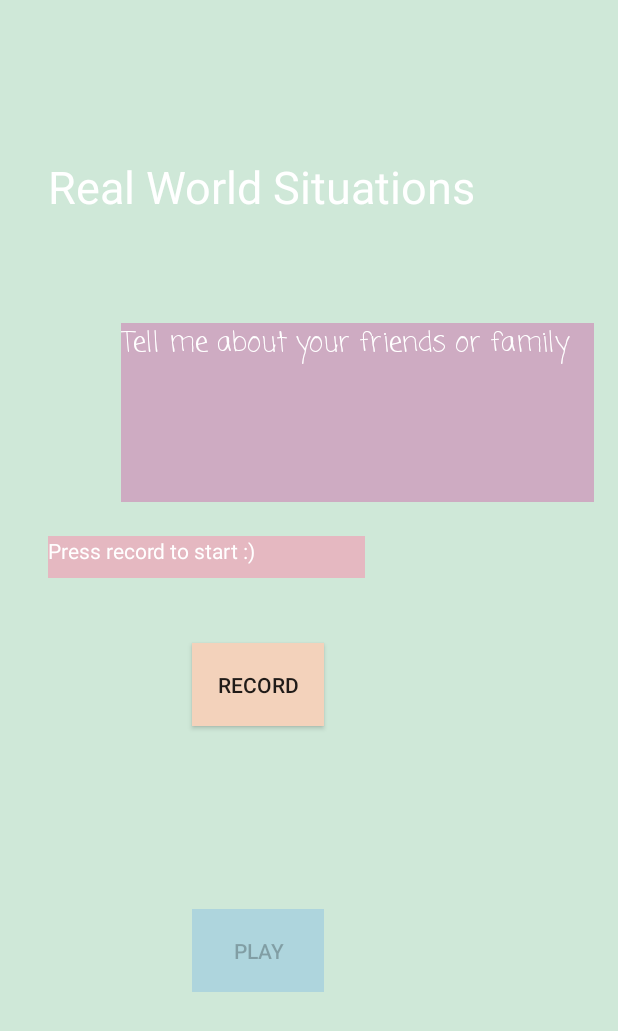
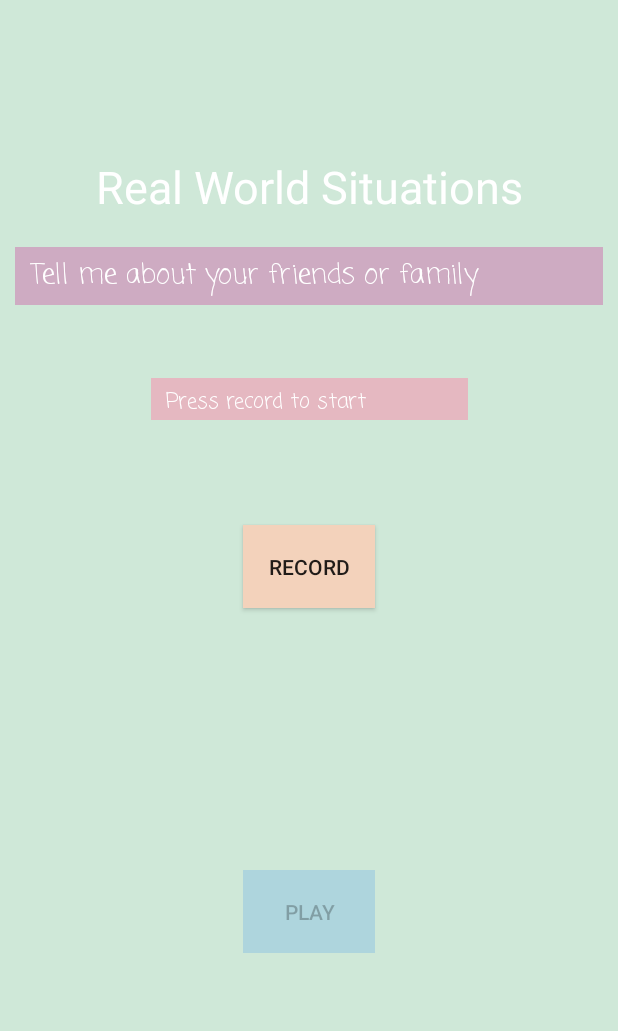
Before and after one commit to amrita-arun/TechnovationApp2020-21, an Android app: the RealWorld screen opened directly, with no data from a screen before it, on a phone screen of 412 x 824 dp. Shown: the top 1031 px of the screen. Run offline under Robolectric (Android 15) with nearby library versions, the phone set to English and light mode, and no system bars; Roboto replaces fonts that are not available here.

Commit message:
edited RealWorld UI to make it more consistent

```diff
--- a/app/src/main/res/layout/activity_real_world.xml
+++ b/app/src/main/res/layout/activity_real_world.xml
@@ -14,20 +14,19 @@
         android:id="@+id/record"
         android:layout_width="88dp"
         android:layout_height="55dp"
-        android:layout_marginStart="128dp"
         android:layout_marginTop="15dp"
         android:layout_marginBottom="15dp"
         android:background="#F3D2BB"
         android:text="RECORD"
         app:layout_constraintBottom_toTopOf="@+id/stop"
         app:layout_constraintStart_toStartOf="parent"
+        app:layout_constraintEnd_toEndOf="parent"
         app:layout_constraintTop_toBottomOf="@+id/textView6" />
 
     <Button
         android:id="@+id/stop"
         android:layout_width="88dp"
         android:layout_height="55dp"
-        android:layout_marginStart="128dp"
         android:layout_marginTop="5dp"
         android:layout_marginBottom="15dp"
         android:background="#E5B8C1"
@@ -35,43 +34,52 @@
         android:visibility="invisible"
         app:layout_constraintBottom_toTopOf="@+id/play"
         app:layout_constraintStart_toStartOf="parent"
+        app:layout_constraintEnd_toEndOf="parent"
         app:layout_constraintTop_toBottomOf="@+id/record" />
 
     <Button
         android:id="@+id/play"
         android:layout_width="88dp"
         android:layout_height="55dp"
-        android:layout_marginStart="128dp"
         android:layout_marginTop="5dp"
         android:layout_marginBottom="150dp"
         android:background="#AED5DD"
         android:text="PLAY"
         app:layout_constraintBottom_toBottomOf="parent"
         app:layout_constraintStart_toStartOf="parent"
+        app:layout_constraintEnd_toEndOf="parent"
         app:layout_constraintTop_toBottomOf="@+id/stop" />
 
     <TextView
         android:id="@+id/textView6"
         android:layout_width="211dp"
         android:layout_height="28dp"
-        android:layout_marginStart="32dp"
         android:layout_marginTop="10dp"
         android:layout_marginBottom="15dp"
         android:background="#E5B8C1"
-        android:text="Press record to start :)"
+        android:text="Press record to start"
         android:textColor="#FFFFFF"
         android:visibility="visible"
         app:layout_constraintBottom_toTopOf="@+id/record"
         app:layout_constraintStart_toStartOf="parent"
+        app:layout_constraintEnd_toEndOf="parent"
+        android:padding="5dp"
+        android:paddingStart="10dp"
+        android:paddingEnd="10dp"
+        android:fontFamily="casual"
         app:layout_constraintTop_toBottomOf="@+id/totua"
         app:layout_constraintVertical_bias="0.0" />
 
     <TextView
         android:id="@+id/totua"
-        android:layout_width="315dp"
-        android:layout_height="119dp"
+        android:layout_width="match_parent"
+        android:layout_marginStart="10dp"
+        android:layout_marginEnd="10dp"
+        android:padding="5dp"
+        android:paddingStart="10dp"
+        android:paddingEnd="10dp"
+        android:layout_height="wrap_content"
         android:layout_marginTop="20dp"
-        android:layout_marginEnd="16dp"
         android:background="#CEABC2"
         android:fontFamily="casual"
         android:text="Record when you're ready"
@@ -79,16 +87,16 @@
         android:textColor="#FFFFFF"
         android:textSize="18sp"
         android:visibility="visible"
-        app:layout_constraintBottom_toBottomOf="parent"
+        app:layout_constraintStart_toStartOf="parent"
         app:layout_constraintEnd_toEndOf="parent"
-        app:layout_constraintTop_toTopOf="parent"
+        app:layout_constraintTop_toBottomOf="@id/TitleText"
         app:layout_constraintVertical_bias="0.285" />
 
     <TextView
         android:id="@+id/TitleText"
         android:layout_width="302dp"
-        android:layout_height="72dp"
-        android:layout_marginStart="32dp"
+        android:layout_height="wrap_content"
+        android:textAlignment="center"
         android:layout_marginTop="104dp"
         android:fontFamily="@font/baloo_bhai"
         android:text="Real World Situations"
@@ -96,6 +104,7 @@
         android:textSize="30sp"
         android:visibility="visible"
         app:layout_constraintStart_toStartOf="parent"
+        app:layout_constraintEnd_toEndOf="parent"
         app:layout_constraintTop_toTopOf="parent" />
 
 </androidx.constraintlayout.widget.ConstraintLayout>
--- a/app/src/main/res/layout/activity_speaking2.xml
+++ b/app/src/main/res/layout/activity_speaking2.xml
@@ -36,6 +36,9 @@
         android:textColor="#FFFFFF"
         android:textSize="30sp"
         app:layout_constraintStart_toStartOf="parent"
+        android:layout_marginEnd="30dp"
+        android:textAlignment="center"
+        app:layout_constraintEnd_toEndOf="parent"
         app:layout_constraintTop_toTopOf="parent" />
 
     <TextView
```
